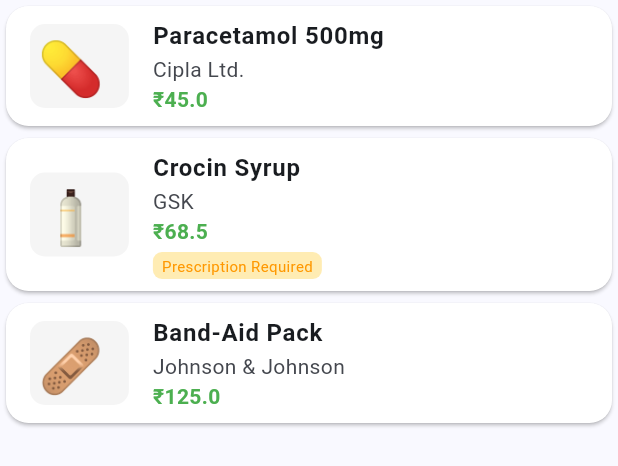
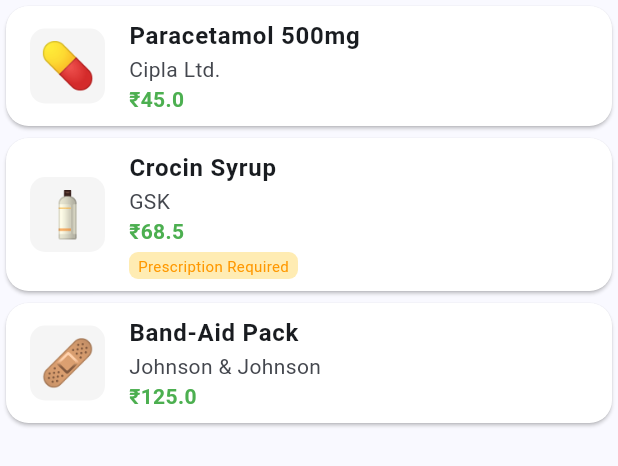
Before and after one commit to darshan9327/Medicare-, a Flutter app: the MedicineList widget shown alone on an empty page, opened directly, on a phone screen of 412 x 824 dp. Shown: the top 466 px of the screen. Run offline on Flutter 3.47's test engine with Material 3 defaults, Android fonts, the phone set to English and light mode, and no system bars; our stand-ins replace dotted_border, file_picker, get, image_picker, shared_preferences, smooth_page_indicator; accounts and stored records are empty.

Commit message:
Initial Commit 2

```diff
--- /dev/null
+++ b/devtools_options.yaml
@@ -0,0 +1,3 @@
+description: This file stores settings for Dart & Flutter DevTools.
+documentation: https://docs.flutter.dev/tools/devtools/extensions#configure-extension-enablement-states
+extensions:
--- a/lib/Presentation/Dashboard/widgets/medicine_list.dart
+++ b/lib/Presentation/Dashboard/widgets/medicine_list.dart
@@ -50,17 +50,27 @@ class MedicineList extends StatelessWidget {
               );
               Get.to(() => ProductDetailPage(product: product));
             },
-            leading: Container(
-              height: SConfig.sHeight * 0.075,
-              width: SConfig.sWidth * 0.160,
-              decoration: BoxDecoration(
-                borderRadius: BorderRadius.circular(10),
-                color: Colors.grey.shade100,
-              ),
-              child: Padding(
-                padding: const EdgeInsets.all(5),
-                child: Text(med["emoji"], style: const TextStyle(fontSize: 35)),
-              ),
+            leading: LayoutBuilder(
+              builder: (context, constraints) {
+                double containerSize = SConfig.sWidth > 800 ? 70 : 50;
+
+                return Container(
+                  height: containerSize,
+                  width: containerSize,
+                  decoration: BoxDecoration(
+                    borderRadius: BorderRadius.circular(10),
+                    color: Colors.grey.shade100,
+                  ),
+                  child: Center(
+                    child: Text(
+                      med["emoji"],
+                      style: TextStyle(
+                        fontSize: MediaQuery.of(context).size.width > 800 ? 30 : 30,
+                      ),
+                    ),
+                  ),
+                );
+              },
             ),
             title: Text(med["name"], style: const TextStyle(fontWeight: FontWeight.bold)),
             subtitle: Column(
--- a/lib/Presentation/Product/widgets/product_action_buttons.dart
+++ b/lib/Presentation/Product/widgets/product_action_buttons.dart
@@ -1,5 +1,6 @@
 import 'package:flutter/material.dart';
 import 'package:get/get.dart';
+import 'package:medicare/Presentation/Cart/pages/shopping_cart_page.dart';
 
 import '../../Cart/controllers/cart_controller.dart';
 import '../../Common/widgets/common_container.dart';
@@ -47,6 +48,7 @@ class ProductActionButtons extends StatelessWidget {
             } else {
               wishlistController.addToWishlist(product);
               onWishlistToggle(true);
+
               ScaffoldMessenger.of(context).showSnackBar(
                 SnackBar(
                   content: Text("${product.name} added to wishlist"),
@@ -81,6 +83,7 @@ class ProductActionButtons extends StatelessWidget {
                   ),
                 );
                 onCartToggle(true);
+                Get.to(ShoppingCart(showOwnAppBar: true,));
                 ScaffoldMessenger.of(context).showSnackBar(
                   SnackBar(content: Text("${product.name} added to cart"),
                   duration: Duration(seconds: 1),),
--- a/lib/Presentation/Wishlist/widgets/wishlist_buttons.dart
+++ b/lib/Presentation/Wishlist/widgets/wishlist_buttons.dart
@@ -3,6 +3,7 @@ import 'package:get/get.dart';
 
 import '../../Cart/controllers/cart_controller.dart';
 import '../../Common/widgets/common_container.dart';
+import '../../Prescription/pages/upload_prescription_page.dart';
 import '../../Product/pages/product_details_page.dart';
 import '../controllers/wishlist_controller.dart';
 
@@ -28,6 +29,9 @@ class WishlistButtons extends StatelessWidget {
         CommonContainer(
           text: "Add to Cart",
           onPressed: () {
+            if (product.prescriptionRequired) {
+              Get.to(() => UploadPrescription(product: product,));
+            } else {
               cartController.addToCart(
                   CartItem(
                     name: product.name,
@@ -41,6 +45,7 @@ class WishlistButtons extends StatelessWidget {
                 SnackBar(content: Text("${product.name} added to cart")),
               );
             }
+          }
         ),
       ],
     );
--- a/lib/main.dart
+++ b/lib/main.dart
@@ -1,10 +1,9 @@
 import 'package:flutter/material.dart';
 import 'package:get/get.dart';
-
 import 'Presentation/Common/utils/size_config.dart';
 import 'Presentation/Splash/pages/splash_page.dart';
 
-void main() {
+void main(){
   runApp(const MyApp());
 }
 
```
Also changed, not shown: lib/Presentation/Dashboard/widgets/category_grid.dart (+26 -5 lines), lib/Presentation/Search/widgets/search_result_tile.dart (+10 -5 lines). Lines whose indentation alone changed are shown as unchanged.
